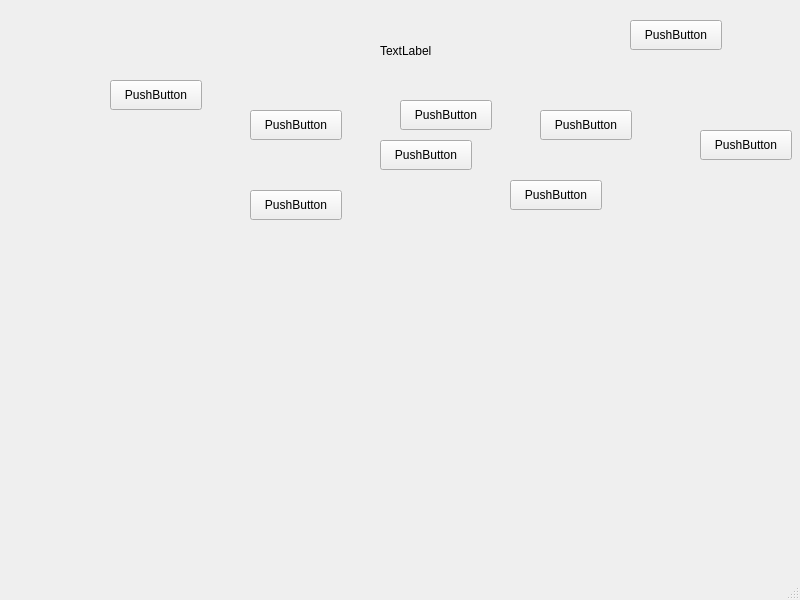
Kiran-Prasad-Yerneni/Tic-Tac-Toe, file mainwindow.ui: the form before one commit.
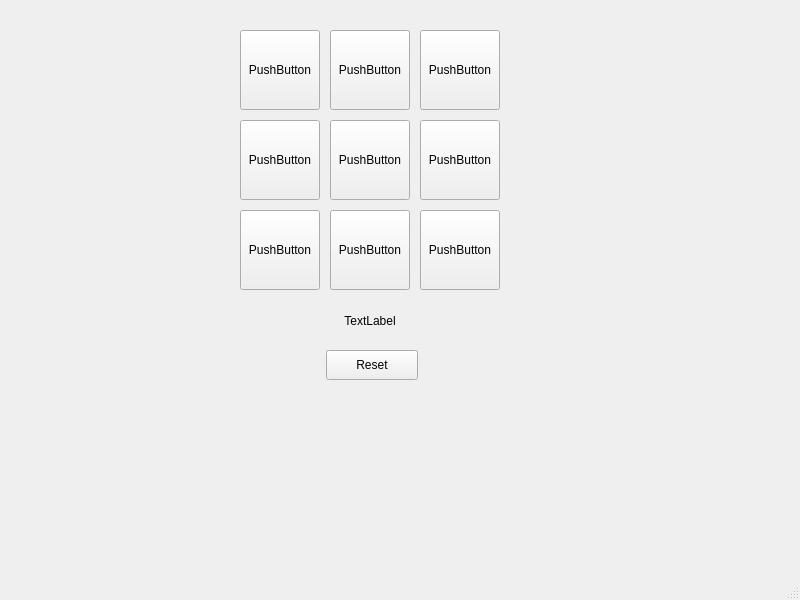
The form after the commit.

Commit message: Implemented core layout of the game and reset button

What changed in the file:
```diff
--- a/mainwindow.ui
+++ b/mainwindow.ui
@@ -17,12 +17,15 @@
    <widget class="QPushButton" name="pushButton_1">
     <property name="geometry">
      <rect>
-      <x>400</x>
-      <y>100</y>
-      <width>92</width>
-      <height>30</height>
+      <x>240</x>
+      <y>30</y>
+      <width>80</width>
+      <height>80</height>
      </rect>
     </property>
+    <property name="styleSheet">
+     <string notr="true">font: 14pt &quot;Sans Serif&quot;;</string>
+    </property>
     <property name="text">
      <string>PushButton</string>
     </property>
@@ -30,12 +33,15 @@
    <widget class="QPushButton" name="pushButton_2">
     <property name="geometry">
      <rect>
-      <x>250</x>
-      <y>190</y>
-      <width>92</width>
-      <height>30</height>
+      <x>330</x>
+      <y>30</y>
+      <width>80</width>
+      <height>80</height>
      </rect>
     </property>
+    <property name="styleSheet">
+     <string notr="true">font: 14pt &quot;Sans Serif&quot;;</string>
+    </property>
     <property name="text">
      <string>PushButton</string>
     </property>
@@ -43,12 +49,15 @@
    <widget class="QPushButton" name="pushButton_3">
     <property name="geometry">
      <rect>
-      <x>250</x>
-      <y>110</y>
-      <width>92</width>
-      <height>30</height>
+      <x>420</x>
+      <y>30</y>
+      <width>80</width>
+      <height>80</height>
      </rect>
     </property>
+    <property name="styleSheet">
+     <string notr="true">font: 14pt &quot;Sans Serif&quot;;</string>
+    </property>
     <property name="text">
      <string>PushButton</string>
     </property>
@@ -56,12 +65,15 @@
    <widget class="QPushButton" name="pushButton_4">
     <property name="geometry">
      <rect>
-      <x>630</x>
-      <y>20</y>
-      <width>92</width>
-      <height>30</height>
+      <x>240</x>
+      <y>120</y>
+      <width>80</width>
+      <height>80</height>
      </rect>
     </property>
+    <property name="styleSheet">
+     <string notr="true">font: 14pt &quot;Sans Serif&quot;;</string>
+    </property>
     <property name="text">
      <string>PushButton</string>
     </property>
@@ -69,12 +81,15 @@
    <widget class="QPushButton" name="pushButton_5">
     <property name="geometry">
      <rect>
-      <x>380</x>
-      <y>140</y>
-      <width>92</width>
-      <height>30</height>
+      <x>330</x>
+      <y>120</y>
+      <width>80</width>
+      <height>80</height>
      </rect>
     </property>
+    <property name="styleSheet">
+     <string notr="true">font: 14pt &quot;Sans Serif&quot;;</string>
+    </property>
     <property name="text">
      <string>PushButton</string>
     </property>
@@ -82,12 +97,15 @@
    <widget class="QPushButton" name="pushButton_6">
     <property name="geometry">
      <rect>
-      <x>110</x>
-      <y>80</y>
-      <width>92</width>
-      <height>30</height>
+      <x>420</x>
+      <y>120</y>
+      <width>80</width>
+      <height>80</height>
      </rect>
     </property>
+    <property name="styleSheet">
+     <string notr="true">font: 14pt &quot;Sans Serif&quot;;</string>
+    </property>
     <property name="text">
      <string>PushButton</string>
     </property>
@@ -95,12 +113,15 @@
    <widget class="QPushButton" name="pushButton_7">
     <property name="geometry">
      <rect>
-      <x>700</x>
-      <y>130</y>
-      <width>92</width>
-      <height>30</height>
+      <x>240</x>
+      <y>210</y>
+      <width>80</width>
+      <height>80</height>
      </rect>
     </property>
+    <property name="styleSheet">
+     <string notr="true">font: 14pt &quot;Sans Serif&quot;;</string>
+    </property>
     <property name="text">
      <string>PushButton</string>
     </property>
@@ -108,12 +129,15 @@
    <widget class="QPushButton" name="pushButton_8">
     <property name="geometry">
      <rect>
-      <x>510</x>
-      <y>180</y>
-      <width>92</width>
-      <height>30</height>
+      <x>330</x>
+      <y>210</y>
+      <width>80</width>
+      <height>80</height>
      </rect>
     </property>
+    <property name="styleSheet">
+     <string notr="true">font: 14pt &quot;Sans Serif&quot;;</string>
+    </property>
     <property name="text">
      <string>PushButton</string>
     </property>
@@ -121,12 +145,15 @@
    <widget class="QPushButton" name="pushButton_9">
     <property name="geometry">
      <rect>
-      <x>540</x>
-      <y>110</y>
-      <width>92</width>
-      <height>30</height>
+      <x>420</x>
+      <y>210</y>
+      <width>80</width>
+      <height>80</height>
      </rect>
     </property>
+    <property name="styleSheet">
+     <string notr="true">font: 14pt &quot;Sans Serif&quot;;</string>
+    </property>
     <property name="text">
      <string>PushButton</string>
     </property>
@@ -134,14 +161,30 @@
    <widget class="QLabel" name="result">
     <property name="geometry">
      <rect>
-      <x>380</x>
-      <y>40</y>
-      <width>67</width>
+      <x>320</x>
+      <y>310</y>
+      <width>100</width>
       <height>21</height>
      </rect>
     </property>
     <property name="text">
      <string>TextLabel</string>
+    </property>
+    <property name="alignment">
+     <set>Qt::AlignCenter</set>
+    </property>
+   </widget>
+   <widget class="QPushButton" name="resetbtn">
+    <property name="geometry">
+     <rect>
+      <x>326</x>
+      <y>350</y>
+      <width>92</width>
+      <height>30</height>
+     </rect>
+    </property>
+    <property name="text">
+     <string>Reset</string>
     </property>
    </widget>
   </widget>
```
The commit also changes 2 other files.
